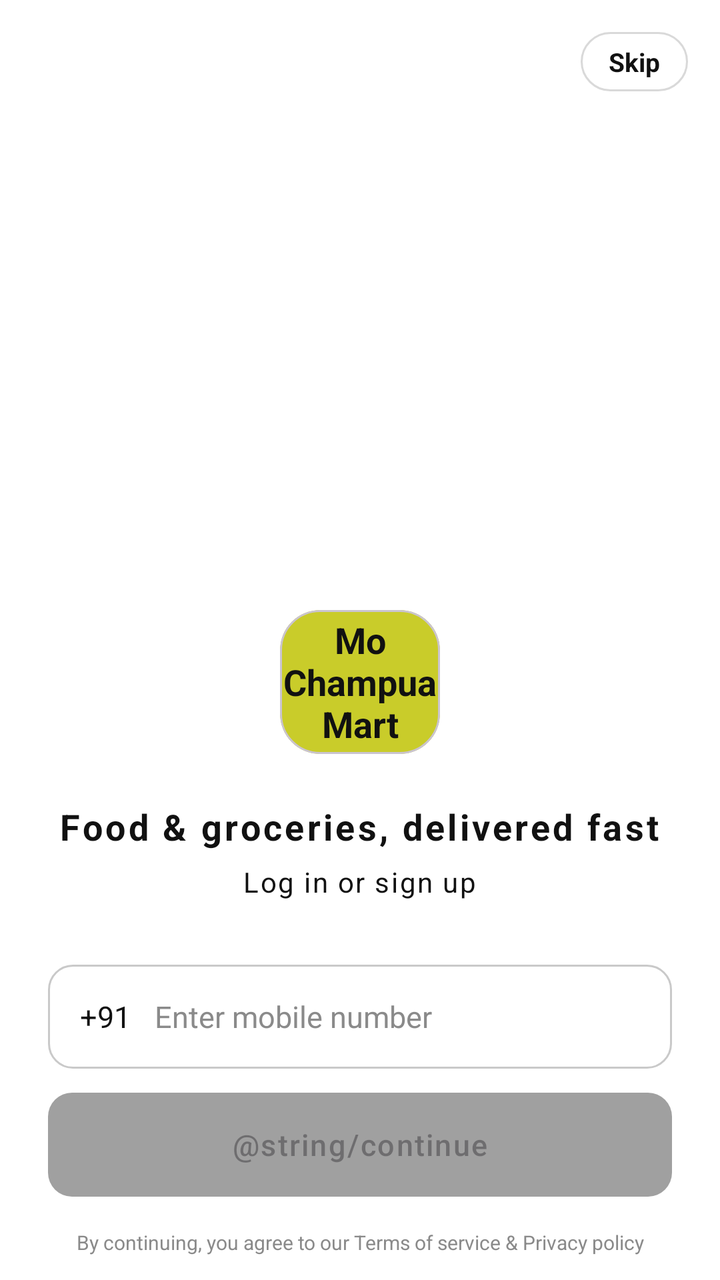
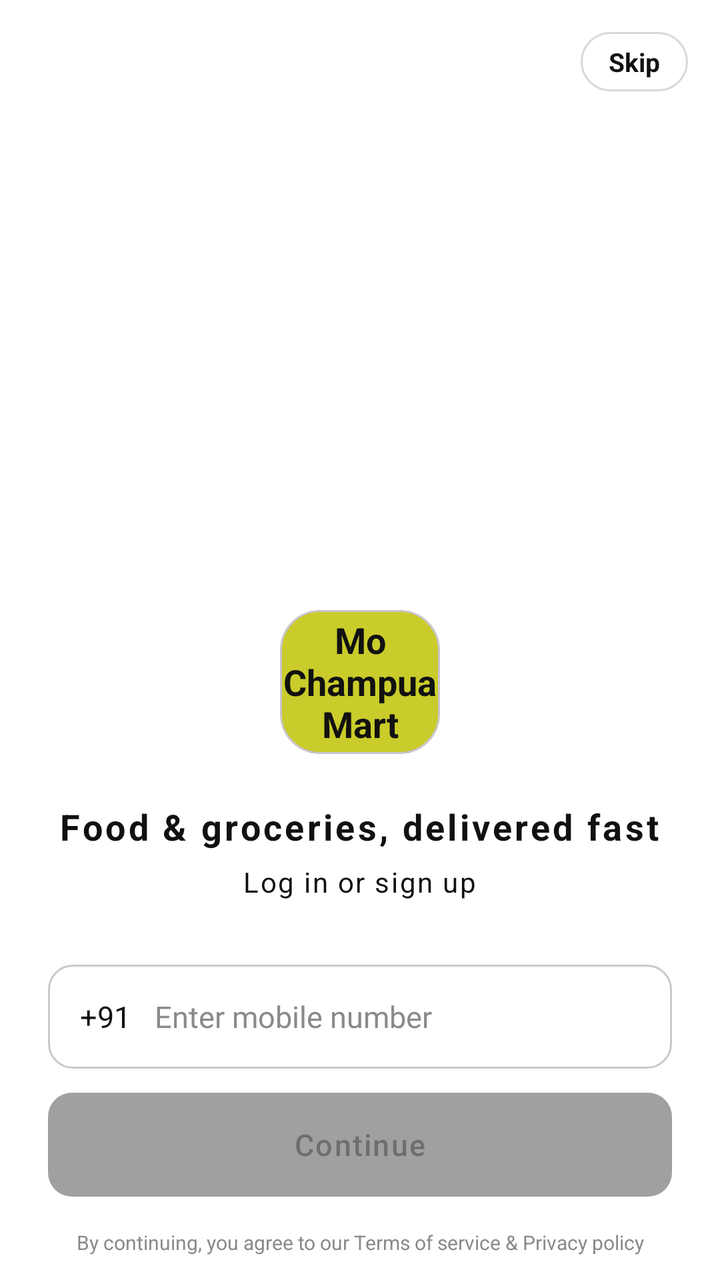

Before-and-after screenshots of an Android layout around one commit, followed by the original layout XML and the change that was made.
<!-- AndroidManifest.xml: application theme Theme.MoChampuaMart -->
<!-- res/layout/activity_login.xml -->
<?xml version="1.0" encoding="utf-8"?>
<androidx.constraintlayout.widget.ConstraintLayout
    android:id="@+id/main"
    xmlns:android="http://schemas.android.com/apk/res/android"
    xmlns:app="http://schemas.android.com/apk/res-auto"
    android:layout_width="match_parent"
    android:layout_height="match_parent"
    android:background="@color/white">

    
    <LinearLayout
        android:id="@+id/productRows"
        android:layout_width="match_parent"
        android:layout_height="0dp"
        android:orientation="vertical"
        android:clipChildren="true"
        app:layout_constraintTop_toTopOf="parent"
        app:layout_constraintBottom_toTopOf="@id/loginPanel"
        app:layout_constraintVertical_weight="1">

        <androidx.recyclerview.widget.RecyclerView
            android:id="@+id/row1"
            android:layout_width="match_parent"
            android:layout_height="0dp"
            android:layout_weight="1"
            android:overScrollMode="never" />

        <androidx.recyclerview.widget.RecyclerView
            android:id="@+id/row2"
            android:layout_width="match_parent"
            android:layout_height="0dp"
            android:layout_weight="1"
            android:overScrollMode="never" />

        <androidx.recyclerview.widget.RecyclerView
            android:id="@+id/row3"
            android:layout_width="match_parent"
            android:layout_height="0dp"
            android:layout_weight="1"
            android:overScrollMode="never" />

        <androidx.recyclerview.widget.RecyclerView
            android:id="@+id/row4"
            android:layout_width="match_parent"
            android:layout_height="0dp"
            android:layout_weight="1"
            android:overScrollMode="never" />
    </LinearLayout>

    
    <View
        android:layout_width="match_parent"
        android:layout_height="90dp"
        android:background="@drawable/bg_fade_white"
        app:layout_constraintBottom_toBottomOf="@id/productRows" />

    
    <TextView
        android:id="@+id/btnSkip"
        android:layout_width="wrap_content"
        android:layout_height="wrap_content"
        android:layout_marginTop="16dp"
        android:layout_marginEnd="16dp"
        android:background="@drawable/bg_skip"
        android:paddingStart="14dp"
        android:paddingTop="6dp"
        android:paddingEnd="14dp"
        android:paddingBottom="6dp"
        android:text="Skip"
        android:textColor="@color/text_primary"
        android:textSize="13sp"
        android:textStyle="bold"
        app:layout_constraintEnd_toEndOf="parent"
        app:layout_constraintTop_toTopOf="parent" />

    
    <LinearLayout
        android:id="@+id/loginPanel"
        android:layout_width="match_parent"
        android:layout_height="wrap_content"
        android:background="@color/white"
        android:gravity="center_horizontal"
        android:orientation="vertical"
        android:paddingStart="24dp"
        android:paddingEnd="24dp"
        android:paddingTop="8dp"
        android:paddingBottom="12dp"
        app:layout_constraintBottom_toBottomOf="parent">

        <com.google.android.material.card.MaterialCardView
            android:layout_width="80dp"
            android:layout_height="72dp"
            app:cardBackgroundColor="@color/brand"
            app:cardCornerRadius="20dp"
            app:cardElevation="0dp">

            <TextView
                android:layout_width="match_parent"
                android:layout_height="match_parent"
                android:gravity="center"
                android:text="@string/app_name"
                android:textColor="@color/text_primary"
                android:textSize="18sp"
                android:textStyle="bold" />
        </com.google.android.material.card.MaterialCardView>

        <TextView
            android:layout_width="wrap_content"
            android:layout_height="wrap_content"
            android:layout_marginTop="24dp"
            android:letterSpacing="0.08"
            android:text="Food &amp; groceries, delivered fast"
            android:textColor="@color/text_primary"
            android:textSize="18sp"
            android:textStyle="bold" />

        <TextView
            android:layout_width="wrap_content"
            android:layout_height="wrap_content"
            android:layout_marginTop="6dp"
            android:letterSpacing="0.06"
            android:text="Log in or sign up"
            android:textColor="@color/text_primary"
            android:textSize="14sp" />

        
        <LinearLayout
            android:layout_width="match_parent"
            android:layout_height="52dp"
            android:layout_marginTop="32dp"
            android:background="@drawable/bg_input"
            android:gravity="center_vertical"
            android:orientation="horizontal"
            android:paddingStart="16dp"
            android:paddingEnd="16dp">

            <TextView
                android:layout_width="wrap_content"
                android:layout_height="wrap_content"
                android:text="+91"
                android:textColor="@color/text_primary"
                android:textSize="15sp" />

            <EditText
                android:id="@+id/etMobile"
                android:layout_width="0dp"
                android:layout_height="match_parent"
                android:layout_marginStart="12dp"
                android:layout_weight="1"
                android:background="@null"
                android:hint="Enter mobile number"
                android:importantForAutofill="no"
                android:inputType="phone"
                android:maxLength="10"
                android:textColor="@color/text_primary"
                android:textColorHint="@color/text_hint"
                android:textSize="15sp" />
        </LinearLayout>

        <com.google.android.material.button.MaterialButton
            android:id="@+id/btnContinue"
            android:layout_width="match_parent"
            android:layout_height="52dp"
            android:layout_marginTop="12dp"
            android:enabled="false"
            android:insetTop="0dp"
            android:insetBottom="0dp"
            android:letterSpacing="0.05"
            android:text="@string/continue"
            android:textAllCaps="false"
            android:textSize="15sp"
            app:backgroundTint="@color/btn_continue_tint"
            app:cornerRadius="12dp" />

        <TextView
            android:id="@+id/tvTerms"
            android:layout_width="match_parent"
            android:layout_height="wrap_content"
            android:layout_marginTop="16dp"
            android:gravity="center"
            android:text="@string/by_continuing_you_agree_to_our_terms_of_service_amp_privacy_policy"
            android:textColor="@color/text_hint"
            android:textSize="10sp" />
    </LinearLayout>
</androidx.constraintlayout.widget.ConstraintLayout>
<!-- resources referenced by this layout -->
<resources>
  <color name="brand">#C9CC2A</color>
  <color name="text_hint">#8A8A8A</color>
  <color name="text_primary">#111111</color>
  <color name="white">#FFFFFFFF</color>
  <!-- drawable bg_fade_white (drawable) -->
  <shape xmlns:android="http://schemas.android.com/apk/res/android">
      <gradient
          android:angle="90"
          android:startColor="#FFFFFFFF"
          android:endColor="#00FFFFFF" />
  </shape>
  <!-- drawable bg_input (drawable) -->
  <shape xmlns:android="http://schemas.android.com/apk/res/android">
      <solid android:color="@color/white" />
      <stroke android:width="1dp" android:color="#C9C9C9" />
      <corners android:radius="12dp" />
  </shape>
  <!-- drawable bg_skip (drawable) -->
  <shape xmlns:android="http://schemas.android.com/apk/res/android">
      <solid android:color="#FFFFFF" />
      <stroke android:width="1dp" android:color="#D9D9D9" />
      <corners android:radius="16dp" />
  </shape>
  <string name="app_name">Mo Champua Mart</string>
  <string name="by_continuing_you_agree_to_our_terms_of_service_amp_privacy_policy">By continuing, you agree to our Terms of service &amp; Privacy policy</string>
  <string name="continue">Continue</string>
  <style name="Theme.MoChampuaMart" parent="Base.Theme.MoChampuaMart" />
  <style name="Base.Theme.MoChampuaMart" parent="Theme.Material3.DayNight.NoActionBar">
          
          
      </style>
</resources>

<!-- the commit's change to res/layout/activity_login.xml (unified diff, before → after) -->
@@ -166,7 +166,7 @@
             android:insetTop="0dp"
             android:insetBottom="0dp"
             android:letterSpacing="0.05"
-            android:text="@string/continue"
+            android:text="@string/continue1"
             android:textAllCaps="false"
             android:textSize="15sp"
             app:backgroundTint="@color/btn_continue_tint"
<!-- resource entries referenced after the edit -->
@@ -25,7 +25,7 @@
   </shape>
   <string name="app_name">Mo Champua Mart</string>
   <string name="by_continuing_you_agree_to_our_terms_of_service_amp_privacy_policy">By continuing, you agree to our Terms of service &amp; Privacy policy</string>
-  <string name="continue">Continue</string>
+  <string name="continue1">Continue</string>
   <style name="Theme.MoChampuaMart" parent="Base.Theme.MoChampuaMart" />
   <style name="Base.Theme.MoChampuaMart" parent="Theme.Material3.DayNight.NoActionBar">
           
